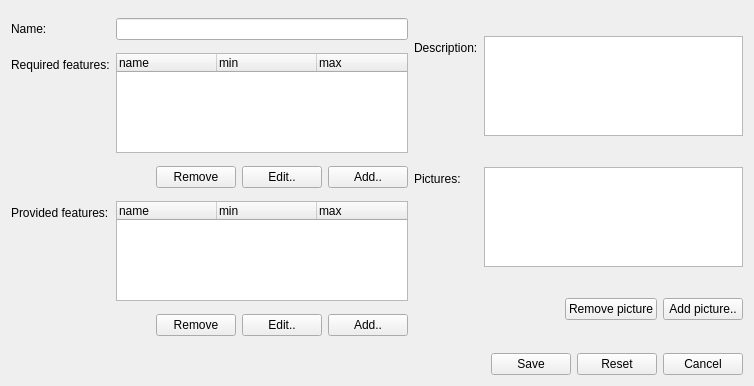
Old version of the form client/uiforms/category_edit.ui in the repository Wolframe/configurator.
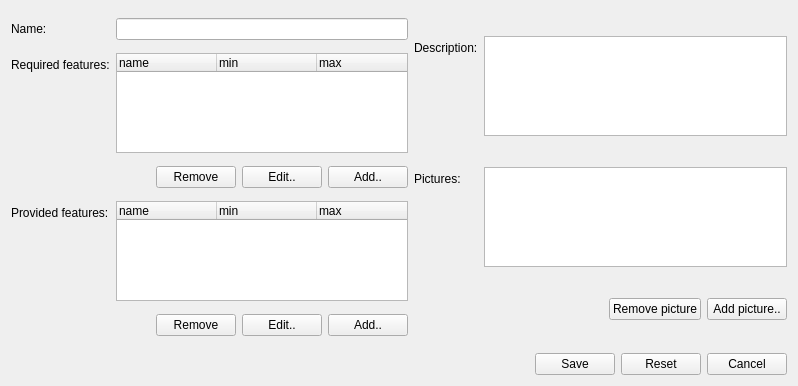
New version of the form. Icons and pictures are not drawn.

```diff
--- a/client/uiforms/category_edit.ui
+++ b/client/uiforms/category_edit.ui
@@ -6,7 +6,7 @@
    <rect>
     <x>0</x>
     <y>0</y>
-    <width>754</width>
+    <width>798</width>
     <height>386</height>
    </rect>
   </property>
```
Left out of the diff: 2 changed lines with no effect on the pictures.
